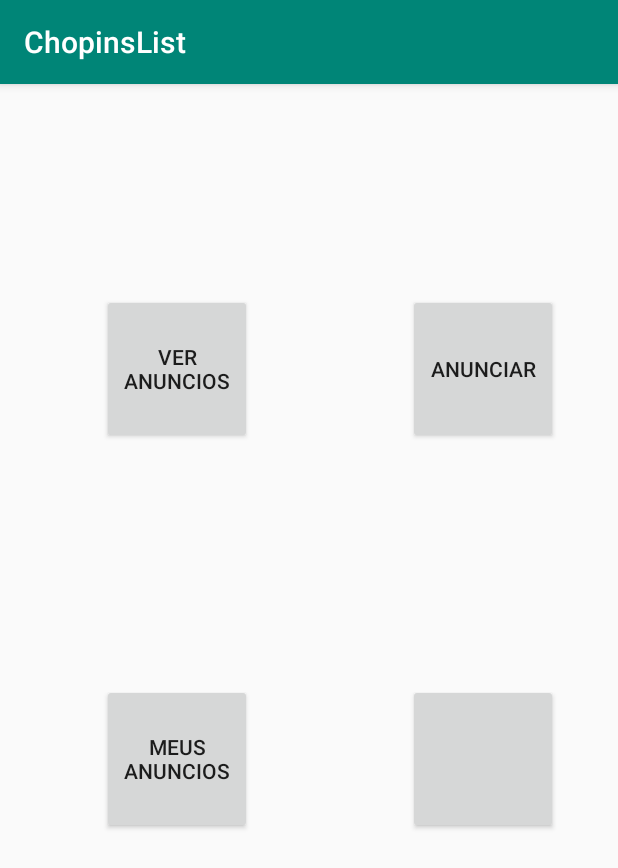
After one commit to ThomDumont/Projeto-ChopinList, an Android app: the MenuActivity screen opened directly, with no data from a screen before it, on a phone screen of 412 x 824 dp. The commit adds this screen. Shown: the top 868 px of the screen. Run offline under Robolectric (Android 15) with nearby library versions, the phone set to English and light mode, and no system bars.

Commit message:
Tela do menu

```diff
--- a/appChopinsList/app/src/main/AndroidManifest.xml
+++ b/appChopinsList/app/src/main/AndroidManifest.xml
@@ -16,7 +16,8 @@
                 <category android:name="android.intent.category.LAUNCHER" />
             </intent-filter>
         </activity>
-        <activity android:name=".CadastrarActivity"></activity>
+        <activity android:name=".CadastrarActivity" />
+        <activity android:name=".MenuActivity"></activity>
     </application>
 
 </manifest>
--- /dev/null
+++ b/appChopinsList/app/src/main/java/app/chopinslist/MenuActivity.java
@@ -0,0 +1,13 @@
+package app.chopinslist;
+
+import android.support.v7.app.AppCompatActivity;
+import android.os.Bundle;
+
+public class MenuActivity extends AppCompatActivity {
+
+    @Override
+    protected void onCreate(Bundle savedInstanceState) {
+        super.onCreate(savedInstanceState);
+        setContentView(R.layout.activity_menu);
+    }
+}
--- /dev/null
+++ b/appChopinsList/app/src/main/res/layout/activity_menu.xml
@@ -0,0 +1,51 @@
+<?xml version="1.0" encoding="utf-8"?>
+<android.support.constraint.ConstraintLayout xmlns:android="http://schemas.android.com/apk/res/android"
+    xmlns:app="http://schemas.android.com/apk/res-auto"
+    xmlns:tools="http://schemas.android.com/tools"
+    android:layout_width="match_parent"
+    android:layout_height="match_parent"
+    tools:context=".MenuActivity">
+
+    <Button
+        android:id="@+id/btn_anunciar"
+        android:layout_width="100dp"
+        android:layout_height="100dp"
+        android:layout_marginTop="140dp"
+        android:layout_marginEnd="40dp"
+        android:layout_marginRight="40dp"
+        android:text="@string/btn_anunciar"
+        app:layout_constraintEnd_toEndOf="parent"
+        app:layout_constraintTop_toTopOf="parent" />
+
+    <Button
+        android:id="@+id/btn_vAnuncios"
+        android:layout_width="100dp"
+        android:layout_height="100dp"
+        android:layout_marginEnd="104dp"
+        android:layout_marginRight="104dp"
+        android:text="@string/btn_todosAnuncios"
+        app:layout_constraintBottom_toBottomOf="@+id/btn_anunciar"
+        app:layout_constraintEnd_toStartOf="@+id/btn_anunciar"
+        app:layout_constraintTop_toTopOf="@+id/btn_anunciar" />
+
+    <Button
+        android:id="@+id/btn_mAnuncios"
+        android:layout_width="100dp"
+        android:layout_height="100dp"
+        android:layout_marginEnd="104dp"
+        android:layout_marginRight="104dp"
+        android:text="@string/btn_mAnuncios"
+        app:layout_constraintBottom_toBottomOf="@+id/btn_config"
+        app:layout_constraintEnd_toStartOf="@+id/btn_config"
+        app:layout_constraintTop_toTopOf="@+id/btn_config"
+        app:layout_constraintVertical_bias="0.0" />
+
+    <Button
+        android:id="@+id/btn_config"
+        android:layout_width="100dp"
+        android:layout_height="100dp"
+        android:layout_marginTop="160dp"
+        android:text=""
+        app:layout_constraintEnd_toEndOf="@+id/btn_anunciar"
+        app:layout_constraintTop_toBottomOf="@+id/btn_anunciar" />
+</android.support.constraint.ConstraintLayout>
--- a/appChopinsList/app/src/main/res/values/strings.xml
+++ b/appChopinsList/app/src/main/res/values/strings.xml
@@ -7,4 +7,7 @@
     <string name="txt_clogin">Digite o Login desejado:</string>
     <string name="txt_csenha">Digite a senha desejado:</string>
     <string name="txt_criarC">Finalizar Cadastro</string>
+    <string name="btn_anunciar">Anunciar</string>
+    <string name="btn_mAnuncios">Meus Anuncios</string>
+    <string name="btn_todosAnuncios">Ver Anuncios</string>
 </resources>
```
